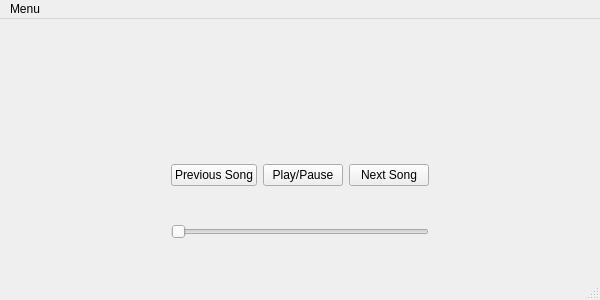
Before: the Qt Designer form mainwindow.ui in sironitomas/qt-spotify, drawn with Qt 5.
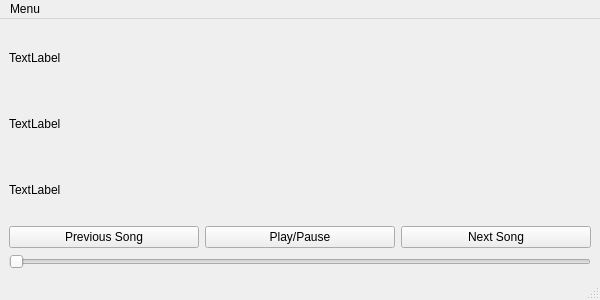
After: the same form once the commit is applied.

Commit message: Shows song information

What changed in the file:
```diff
--- a/mainwindow.ui
+++ b/mainwindow.ui
@@ -20,64 +20,29 @@
    <string>QtSpotify</string>
   </property>
   <widget class="QWidget" name="centralwidget">
-   <widget class="QWidget" name="gridLayoutWidget">
-    <property name="geometry">
-     <rect>
-      <x>-1</x>
-      <y>113</y>
-      <width>601</width>
-      <height>141</height>
-     </rect>
-    </property>
-    <layout class="QGridLayout" name="gridLayout">
-     <item row="1" column="0">
-      <spacer name="horizontalSpacer">
-       <property name="orientation">
-        <enum>Qt::Horizontal</enum>
-       </property>
-       <property name="sizeHint" stdset="0">
-        <size>
-         <width>40</width>
-         <height>20</height>
-        </size>
-       </property>
-      </spacer>
-     </item>
-     <item row="1" column="2">
-      <widget class="QPushButton" name="playPauseButton">
-       <property name="text">
-        <string>Play/Pause</string>
-       </property>
-      </widget>
-     </item>
-     <item row="1" column="4">
-      <spacer name="horizontalSpacer_2">
-       <property name="orientation">
-        <enum>Qt::Horizontal</enum>
-       </property>
-       <property name="sizeHint" stdset="0">
-        <size>
-         <width>40</width>
-         <height>20</height>
-        </size>
-       </property>
-      </spacer>
-     </item>
-     <item row="1" column="3">
-      <widget class="QPushButton" name="nextButton">
-       <property name="text">
-        <string>Next Song</string>
-       </property>
-      </widget>
-     </item>
-     <item row="1" column="1">
+   <layout class="QGridLayout" name="gridLayout_2">
+    <item row="5" column="0">
       <widget class="QPushButton" name="previousButton">
        <property name="text">
         <string>Previous Song</string>
        </property>
       </widget>
      </item>
-     <item row="2" column="1" colspan="3">
+    <item row="5" column="2">
+     <widget class="QPushButton" name="nextButton">
+      <property name="text">
+       <string>Next Song</string>
+      </property>
+     </widget>
+    </item>
+    <item row="2" column="0">
+     <widget class="QLabel" name="albumLabel">
+      <property name="text">
+       <string>TextLabel</string>
+      </property>
+     </widget>
+    </item>
+    <item row="6" column="0" colspan="3">
       <widget class="QSlider" name="volumeSlider">
        <property name="maximum">
         <number>100</number>
@@ -90,8 +55,28 @@
        </property>
       </widget>
      </item>
-    </layout>
-   </widget>
+    <item row="1" column="0">
+     <widget class="QLabel" name="songLabel">
+      <property name="text">
+       <string>TextLabel</string>
+      </property>
+     </widget>
+    </item>
+    <item row="5" column="1">
+     <widget class="QPushButton" name="playPauseButton">
+      <property name="text">
+       <string>Play/Pause</string>
+      </property>
+     </widget>
+    </item>
+    <item row="3" column="0">
+     <widget class="QLabel" name="artistLabel">
+      <property name="text">
+       <string>TextLabel</string>
+      </property>
+     </widget>
+    </item>
+   </layout>
   </widget>
   <widget class="QMenuBar" name="menubar">
    <property name="geometry">
```
Lines whose indentation alone changed are shown as unchanged. The commit also changes 4 other files.
